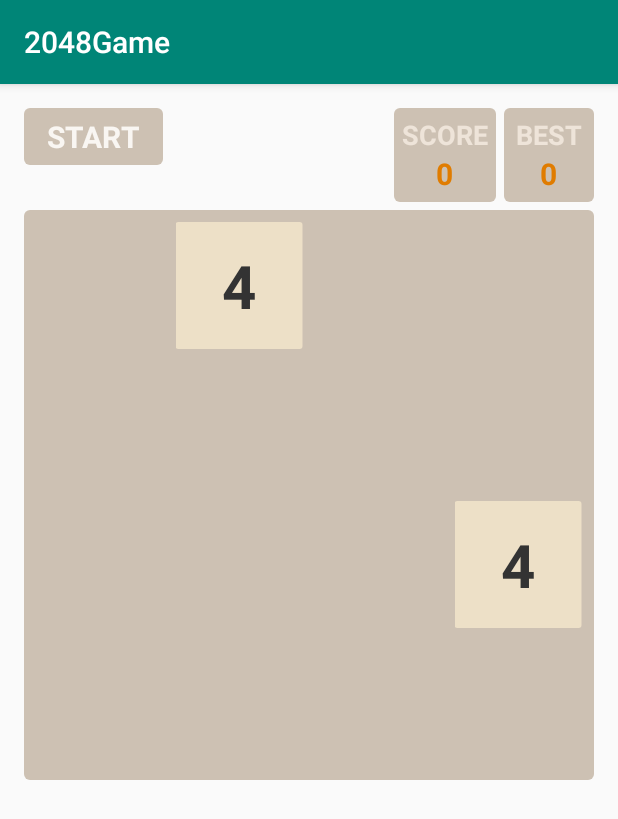
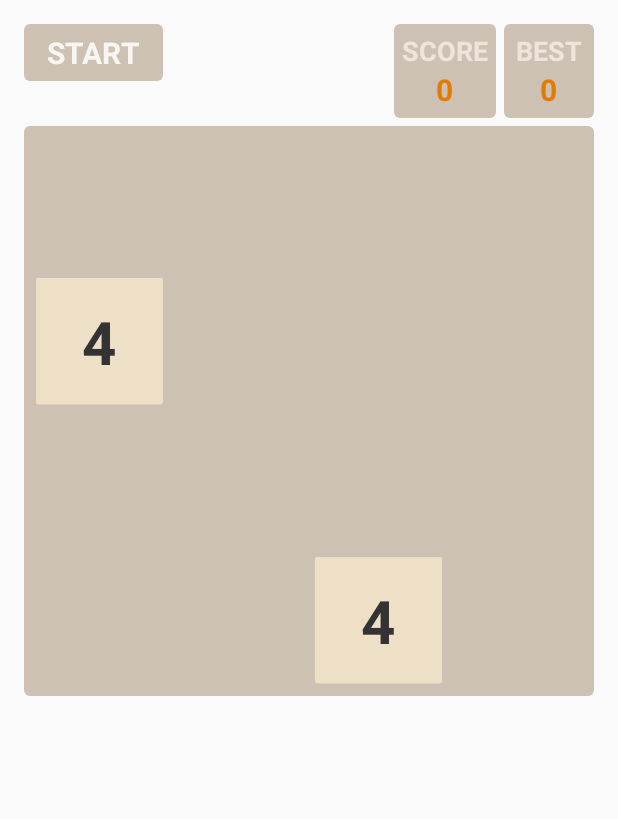
Before and after one commit to lazyboyl/2048Game, an Android app: the screen it shows after launch (MainActivity), after a tap on "START", on a phone screen of 412 x 824 dp. Shown: the top 819 px of the screen. Run offline under Robolectric (Android 15) with nearby library versions, the light colour scheme and no system bars.

Commit message:
完成部分的向上的逻辑

```diff
--- a/app/src/main/AndroidManifest.xml
+++ b/app/src/main/AndroidManifest.xml
@@ -9,7 +9,8 @@
         android:roundIcon="@mipmap/ic_launcher_round"
         android:supportsRtl="true"
         android:theme="@style/AppTheme" >
-        <activity android:name=".MainActivity" >
+        <activity android:name=".MainActivity"
+                  android:theme="@style/Theme.AppCompat.Light.NoActionBar">
             <intent-filter>
                 <action android:name="android.intent.action.MAIN" />
 
--- a/app/src/main/java/com/github/game/Game2048View.kt
+++ b/app/src/main/java/com/github/game/Game2048View.kt
@@ -63,6 +63,12 @@ class Game2048View : FrameLayout {
      */
     private var mEmptyPointList: ArrayList<Point> = ArrayList()
 
+    /**
+     * 滑动后需要移动 的Action
+     */
+    private var mActionList: ArrayList<Block> = ArrayList()
+    private var mGameUtil = GameUtil()
+
     constructor(context: Context, attrs: AttributeSet) : this(context, attrs, 0) {
         val vc = ViewConfiguration.get(getContext())
         mTouchSlop = vc.scaledTouchSlop
@@ -100,6 +106,10 @@ class Game2048View : FrameLayout {
      */
     private fun scroll(direction: GameUtil.Direction) {
         Log.d(TAG, "往" + direction + "滑动")
+        mEmptyPointList.clear()
+        mActionList.clear()
+
+        mGameUtil.scroll(mBlockArray, direction)
 
     }
 
@@ -125,7 +135,7 @@ class Game2048View : FrameLayout {
             // 获取一个随机数
             var randomValue = gameConfig.randomValue()
             // 将生成的随机数赋给我们的方块二维数组
-            mBlockArray[point.y][point.x].value = randomValue
+            mBlockArray[point.x][point.y].value = randomValue
             // 创建一个方块布局
             var view = BlockView.create(context, point)
             view.gameConfig = gameConfig
@@ -133,9 +143,9 @@ class Game2048View : FrameLayout {
             // 将方块添加到当前的游戏组件中，且设置好了方块的大小
             addView(view, LayoutParams(width / mColumnSize, width / mColumnSize))
             // 设置距离X的0点的偏移量
-            view.translationX = (point.x * width.toFloat()) / mColumnSize
+            view.translationX = (point.y * width.toFloat()) / mColumnSize
             // 设置距离Y的0点的偏移量
-            view.translationY = (point.y * height.toFloat()) / mColumnSize
+            view.translationY = (point.x * height.toFloat()) / mColumnSize
             // 刷新界面
             invalidate()
             Log.d(TAG, "生成一个方块(" + point.x + "," + point.y + "),大小:" + randomValue)
@@ -159,7 +169,7 @@ class Game2048View : FrameLayout {
         /**
          * 创建一个二维数组，同时存放block数据
          */
-        mBlockArray = Array(mColumnSize) { y -> Array(mColumnSize) { x -> Block(x, y, 0) } }
+        mBlockArray = Array(mColumnSize) { x -> Array(mColumnSize) { y -> Block(x, y, 0) } }
         /**
          * 加载当前所有的位置为空的点的二维坐标的数据
          */
@@ -173,7 +183,7 @@ class Game2048View : FrameLayout {
     /**
      * 功能描述： 判断游戏是否结束【1：赢得游戏；2：游戏结束；3：正常进行】
      */
-    fun checkGameOver(): Int {
+    private fun checkGameOver(): Int {
         if(gameConfig.win(mMaxValue)){
             return 1
         } else if(mEmptyPointList.size == 0){
```
Also changed, not shown: app/src/main/java/com/github/game/GameUtil.kt (+138 -27 lines).
